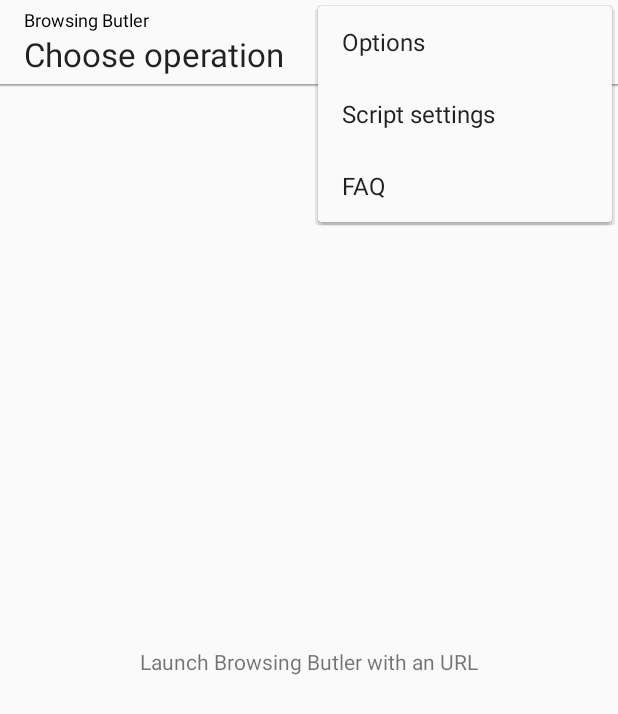
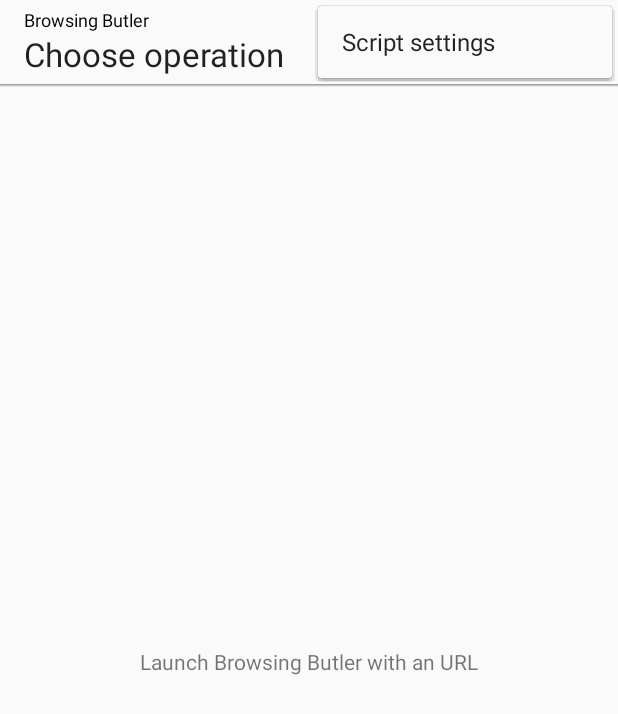
Before and after one commit to tolgaz/BrowsingButler, an Android app: the screen it shows after launch (WebpageRetrieverActivity), with the options menu open, on a phone screen of 412 x 824 dp. Shown: the top 714 px of the screen. Run offline under Robolectric (Android 15) with nearby library versions, the phone set to English and light mode, and no system bars; our stand-ins replace FlexboxLayout; libraries missing offline, so code that uses them is left out: com.google.android.flexbox.

Commit message:
bugfix: remove unused option items

```diff
--- a/app/src/main/java/com/master/browsingbutler/activities/ActivityWithSwitchHandler.java
+++ b/app/src/main/java/com/master/browsingbutler/activities/ActivityWithSwitchHandler.java
@@ -17,17 +17,11 @@ public abstract class ActivityWithSwitchHandler extends AppCompatActivity {
         Log.d("onOptionsItemSelected", "Option clicked!");
         // Handle item selection
         switch (item.getItemId()) {
-            case R.id.menu_options:
-                Log.d("onOptionsItemSelected", "options!");
-                return true;
             case R.id.menu_script_settings:
                 Log.d("onOptionsItemSelected", "script!");
                 Intent intent = new Intent(this, ScriptActivity.class);
                 intent.putExtra("EXECUTION", false);
                 this.startActivity(intent);
-                return true;
-            case R.id.menu_FAQ:
-                Log.d("onOptionsItemSelected", "faq!");
                 return true;
             default:
                 Log.d("onOptionsItemSelected", "DEFAULT: " + item.getItemId());
--- a/app/src/main/java/com/master/browsingbutler/activities/WebpageRetrieverActivity.java
+++ b/app/src/main/java/com/master/browsingbutler/activities/WebpageRetrieverActivity.java
@@ -17,7 +17,6 @@ import android.widget.ImageButton;
 import android.widget.TextView;
 
 import androidx.annotation.Nullable;
-import androidx.appcompat.app.AppCompatActivity;
 import androidx.core.app.ActivityCompat;
 
 import com.master.browsingbutler.R;
@@ -30,7 +29,7 @@ import com.master.browsingbutler.utils.Log;
 import java.net.MalformedURLException;
 import java.net.URL;
 
-public class WebpageRetrieverActivity extends AppCompatActivity {
+public class WebpageRetrieverActivity extends ActivityWithSwitchHandler {
     /* TODO: Grab from intent */
     public static String URL = null;
     public static Configuration configuration = new Configuration();
@@ -165,4 +164,9 @@ public class WebpageRetrieverActivity extends AppCompatActivity {
         super.finish();
         this.overridePendingTransition(R.anim.trans_right_in, R.anim.trans_right_out);
     }
+
+    @Override
+    public void switchHandler(View view, int position) {
+        throw new UnsupportedOperationException();
+    }
 }
--- a/app/src/main/res/menu/option_menu.xml
+++ b/app/src/main/res/menu/option_menu.xml
@@ -1,12 +1,6 @@
 <?xml version="1.0" encoding="utf-8"?>
 <menu xmlns:android="http://schemas.android.com/apk/res/android">
     <item
-        android:id="@+id/menu_options"
-        android:title="Options" />
-    <item
         android:id="@+id/menu_script_settings"
         android:title="Script settings" />
-    <item
-        android:id="@+id/menu_FAQ"
-        android:title="FAQ" />
 </menu>
```
